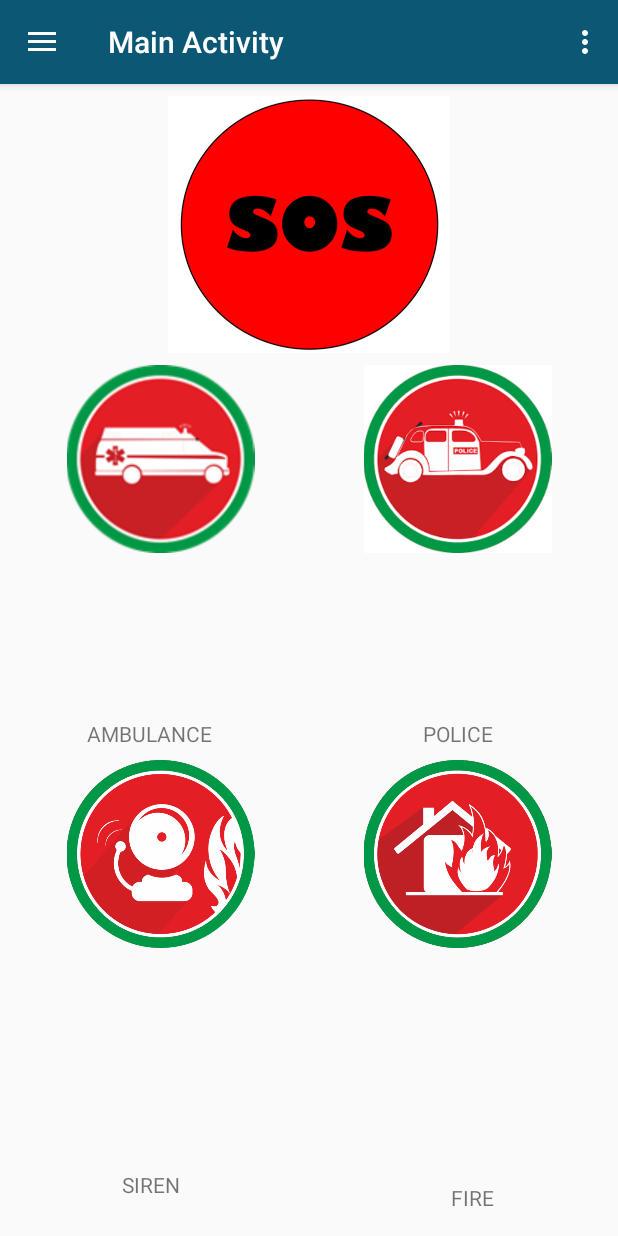
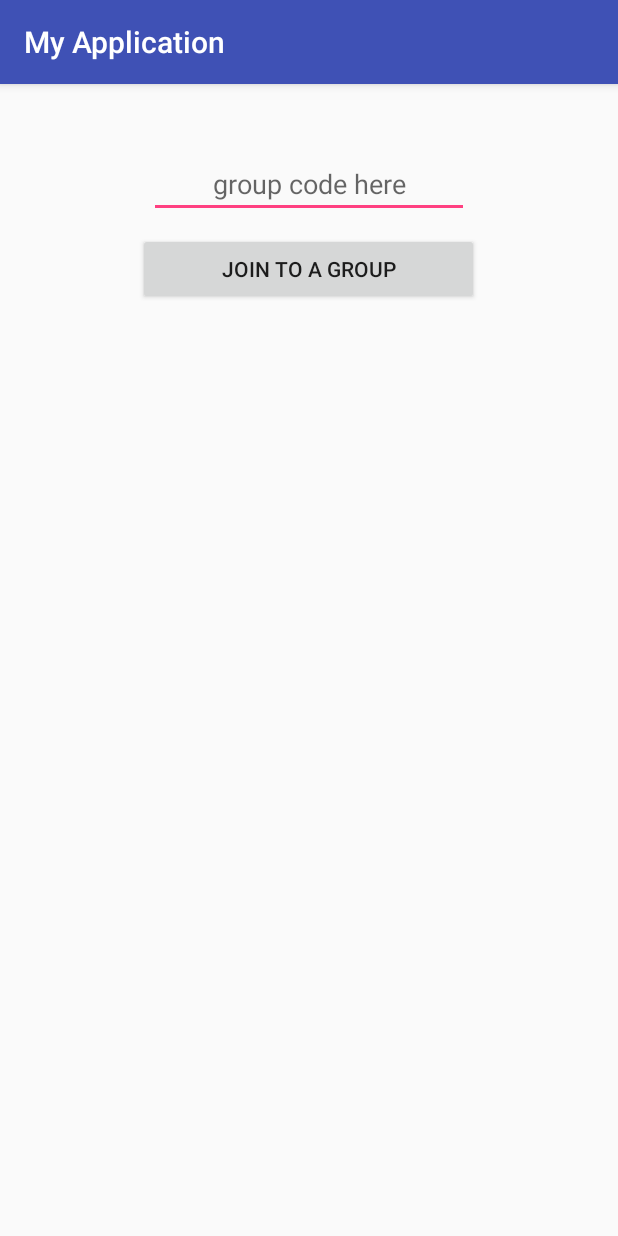
Before and after one commit to SYOM29/SaveMe_v2, an Android app: the MainActivity screen opened directly, with no data from a screen before it, in the side drawer, after a tap on "Contact List", on a phone screen of 412 x 824 dp. Run offline under Robolectric (Android 15) with nearby library versions, the phone set to English and light mode, and no system bars; our stand-ins replace Firebase (no records; nobody signed in at launch, a user with empty details on screens opened directly); libraries missing offline, so code that uses them is left out: java.security.acl.

Commit message:
can see whether a group with that name exist or not

```diff
--- a/app/src/main/AndroidManifest.xml
+++ b/app/src/main/AndroidManifest.xml
@@ -29,7 +29,8 @@
             android:theme="@style/AppTheme.NoActionBar" />
         <activity android:name=".Login" />
         <activity android:name=".SignIn" />
-        <activity android:name=".JoinGroup"></activity>
+        <activity android:name=".JoinGroup" />
+        <activity android:name=".Groups"></activity>
     </application>
 
 </manifest>
--- /dev/null
+++ b/app/src/main/java/com/example/syrup/myapplication/Groups.java
@@ -0,0 +1,71 @@
+package com.example.syrup.myapplication;
+
+import android.support.annotation.NonNull;
+import android.support.v7.app.AppCompatActivity;
+import android.os.Bundle;
+import android.util.Log;
+import android.view.View;
+import android.widget.Button;
+import android.widget.EditText;
+import android.widget.Toast;
+
+import com.google.android.gms.tasks.OnCompleteListener;
+import com.google.android.gms.tasks.OnFailureListener;
+import com.google.android.gms.tasks.OnSuccessListener;
+import com.google.android.gms.tasks.Task;
+import com.google.firebase.firestore.DocumentReference;
+import com.google.firebase.firestore.DocumentSnapshot;
+import com.google.firebase.firestore.FirebaseFirestore;
+import com.google.firebase.firestore.QuerySnapshot;
+
+public class Groups extends AppCompatActivity implements View.OnClickListener {
+
+    private EditText groupCodeText;
+    private Button enterGroupCode;
+    private String groupCode;
+    private FirebaseFirestore firebaseFirestore;
+    private final String TAG = "groupCode";
+
+
+    @Override
+    protected void onCreate(Bundle savedInstanceState) {
+        super.onCreate(savedInstanceState);
+        setContentView(R.layout.activity_groups);
+
+        groupCodeText = findViewById(R.id.groupCode);
+        enterGroupCode = findViewById(R.id.enterCode);
+
+
+        firebaseFirestore = FirebaseFirestore.getInstance();
+        enterGroupCode.setOnClickListener(this);
+
+    }
+
+    @Override
+    public void onClick(View view)
+    {
+        groupCode = groupCodeText.getText().toString().trim();
+        String groups = "groups";
+
+        final DocumentReference docRef = firebaseFirestore.collection(groups).document(groupCode);
+
+        docRef.get().addOnCompleteListener(new OnCompleteListener<DocumentSnapshot>() {
+            @Override
+            public void onComplete(@NonNull Task<DocumentSnapshot> task) {
+                if (task.isSuccessful()) {
+                    DocumentSnapshot document = task.getResult();
+
+                    if (document.exists()) {
+                    }
+
+                    else {
+                    }
+
+                }
+            }
+
+        });
+    }
+
+
+}
--- a/app/src/main/java/com/example/syrup/myapplication/MainActivity.java
+++ b/app/src/main/java/com/example/syrup/myapplication/MainActivity.java
@@ -20,6 +20,9 @@ import android.support.v7.widget.Toolbar;
 import android.view.Menu;
 import android.view.MenuItem;
 import android.widget.ImageView;
+
+import java.security.acl.Group;
+
 public class MainActivity extends AppCompatActivity
         implements NavigationView.OnNavigationItemSelectedListener
 {
@@ -141,7 +144,8 @@ public class MainActivity extends AppCompatActivity
 
         }
         else if (id == R.id.contact_list) {
-
+            Intent goLocations = new Intent(MainActivity.this, Groups.class);
+            startActivity(goLocations);
         }
         else if (id == R.id.locations)
         {
--- /dev/null
+++ b/app/src/main/res/layout/activity_groups.xml
@@ -0,0 +1,39 @@
+<?xml version="1.0" encoding="utf-8"?>
+<RelativeLayout xmlns:android="http://schemas.android.com/apk/res/android"
+    xmlns:app="http://schemas.android.com/apk/res-auto"
+    xmlns:tools="http://schemas.android.com/tools"
+    android:layout_width="match_parent"
+    android:layout_height="match_parent"
+    tools:context=".Groups">
+
+    <Button
+        android:id="@+id/enterCode"
+        android:layout_width="227dp"
+        android:layout_height="wrap_content"
+        android:layout_alignParentTop="true"
+        android:layout_centerHorizontal="true"
+        android:layout_marginTop="99dp"
+        android:text="Join to a group" />
+
+    <ScrollView
+        android:layout_width="match_parent"
+        android:layout_height="336dp"
+        android:layout_alignParentBottom="true"
+        android:layout_alignParentStart="true">
+
+    </ScrollView>
+
+    <EditText
+        android:id="@+id/groupCode"
+        android:layout_width="wrap_content"
+        android:layout_height="wrap_content"
+        android:layout_alignParentTop="true"
+        android:layout_centerHorizontal="true"
+        android:layout_marginTop="44dp"
+        android:ems="10"
+        android:hint="group code here"
+        android:textAlignment="center"
+        android:inputType="textPersonName"
+        android:text="" />
+
+</RelativeLayout>
```
